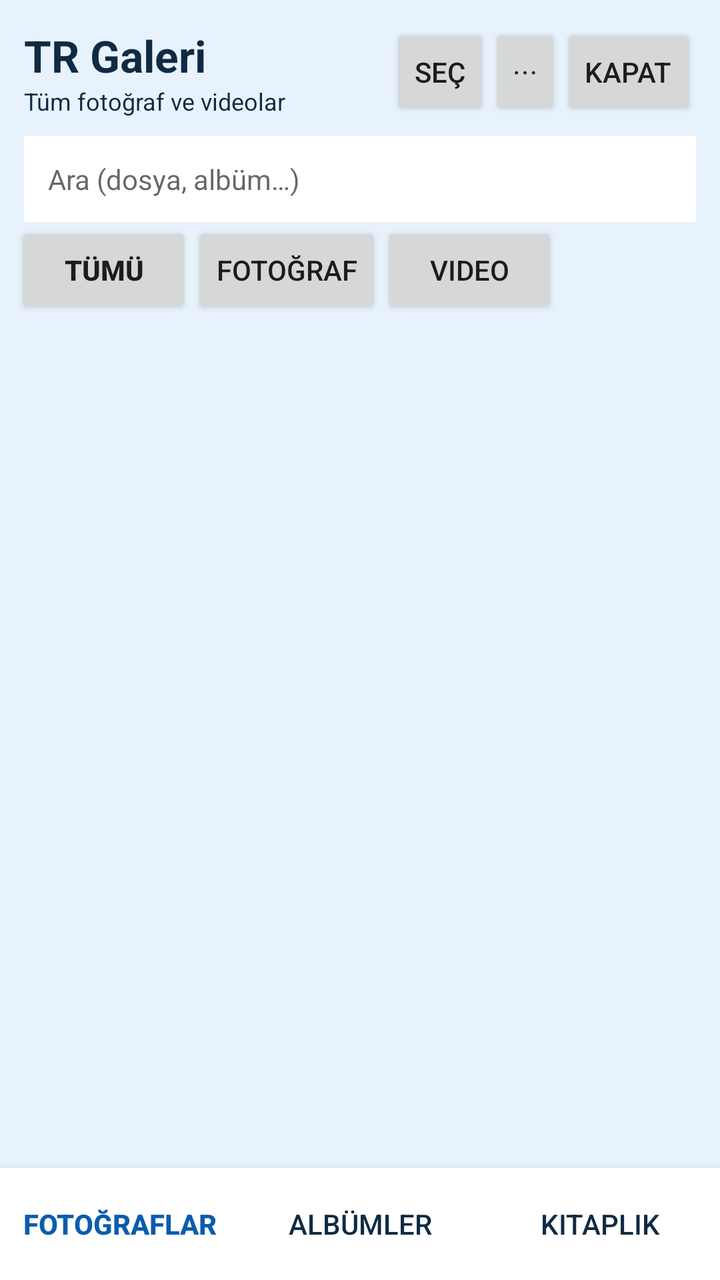
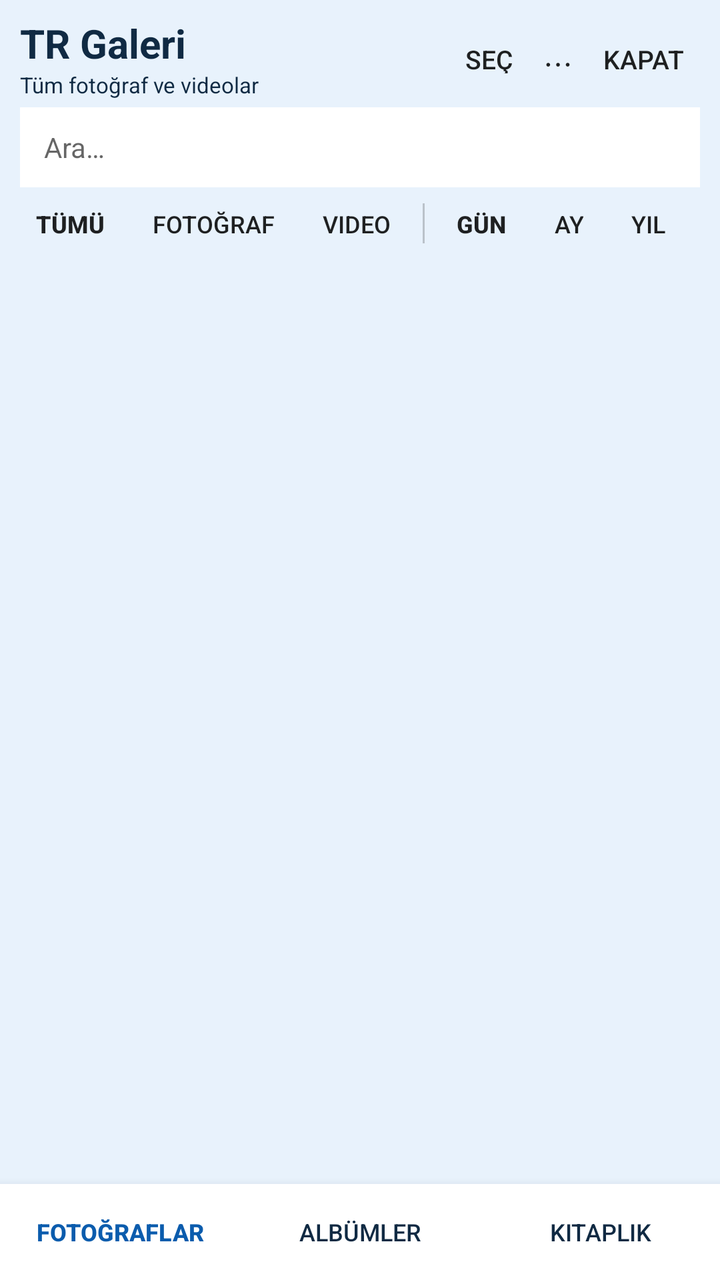

Screens rendered from an Android XML layout before and after an edit, with the pre-edit source and the edit as a unified diff.
<!-- AndroidManifest.xml: activity theme Theme.TRDriver -->
<!-- res/layout/activity_photos_library.xml -->
<?xml version="1.0" encoding="utf-8"?>
<LinearLayout xmlns:android="http://schemas.android.com/apk/res/android"
    android:layout_width="match_parent"
    android:layout_height="match_parent"
    android:background="@color/tr_sky"
    android:orientation="vertical">

    <LinearLayout
        android:layout_width="match_parent"
        android:layout_height="wrap_content"
        android:gravity="center_vertical"
        android:orientation="horizontal"
        android:paddingHorizontal="12dp"
        android:paddingTop="12dp"
        android:paddingBottom="4dp">

        <LinearLayout
            android:layout_width="0dp"
            android:layout_height="wrap_content"
            android:layout_weight="1"
            android:orientation="vertical">

            <TextView
                android:id="@+id/photosTitle"
                android:layout_width="match_parent"
                android:layout_height="wrap_content"
                android:text="@string/gallery_launcher_name"
                android:textColor="@color/tr_ink"
                android:textSize="22sp"
                android:textStyle="bold" />

            <TextView
                android:id="@+id/photosSubtitle"
                android:layout_width="match_parent"
                android:layout_height="wrap_content"
                android:ellipsize="end"
                android:maxLines="1"
                android:text="Tüm fotoğraf ve videolar"
                android:textColor="@color/tr_ink"
                android:textSize="12sp" />
        </LinearLayout>

        <Button
            android:id="@+id/btnPhotosSelect"
            android:layout_width="wrap_content"
            android:layout_height="wrap_content"
            android:minWidth="0dp"
            android:text="Seç" />

        <Button
            android:id="@+id/btnPhotosMore"
            android:layout_width="wrap_content"
            android:layout_height="wrap_content"
            android:minWidth="0dp"
            android:text="⋯" />

        <Button
            android:id="@+id/btnPhotosClose"
            android:layout_width="wrap_content"
            android:layout_height="wrap_content"
            android:minWidth="0dp"
            android:text="Kapat" />
    </LinearLayout>

    <EditText
        android:id="@+id/photosSearch"
        android:layout_width="match_parent"
        android:layout_height="wrap_content"
        android:layout_marginHorizontal="12dp"
        android:layout_marginTop="4dp"
        android:background="@android:color/white"
        android:hint="Ara (dosya, albüm…)"
        android:imeOptions="actionSearch"
        android:inputType="text"
        android:maxLines="1"
        android:padding="12dp"
        android:textColor="@color/tr_ink"
        android:textSize="14sp" />

    <TextView
        android:id="@+id/galleryBackupChip"
        android:layout_width="match_parent"
        android:layout_height="wrap_content"
        android:layout_marginHorizontal="12dp"
        android:layout_marginTop="6dp"
        android:background="@android:color/white"
        android:ellipsize="end"
        android:maxLines="1"
        android:paddingHorizontal="12dp"
        android:paddingVertical="8dp"
        android:text="Yedek: Wi‑Fi"
        android:textColor="@color/tr_ink"
        android:textSize="12sp"
        android:visibility="gone" />

    
    <LinearLayout
        android:id="@+id/legacyTabs"
        android:layout_width="match_parent"
        android:layout_height="0dp"
        android:orientation="horizontal"
        android:visibility="gone">

        <Button android:id="@+id/tabPhotos" android:layout_width="0dp" android:layout_height="wrap_content" android:layout_weight="1" android:text="Fotoğraflar" />
        <Button android:id="@+id/tabAlbums" android:layout_width="0dp" android:layout_height="wrap_content" android:layout_weight="1" android:text="Albümler" />
        <Button android:id="@+id/tabCloud" android:layout_width="0dp" android:layout_height="wrap_content" android:layout_weight="1" android:text="Bulut" />
    </LinearLayout>

    <HorizontalScrollView
        android:id="@+id/filterScroll"
        android:layout_width="match_parent"
        android:layout_height="wrap_content"
        android:paddingHorizontal="8dp"
        android:scrollbars="none">

        <LinearLayout
            android:layout_width="wrap_content"
            android:layout_height="wrap_content"
            android:gravity="center_vertical"
            android:orientation="horizontal">

            <Button
                android:id="@+id/filterAll"
                android:layout_width="wrap_content"
                android:layout_height="wrap_content"
                android:text="Tümü"
                android:textStyle="bold" />

            <Button
                android:id="@+id/filterPhotos"
                android:layout_width="wrap_content"
                android:layout_height="wrap_content"
                android:text="Fotoğraf" />

            <Button
                android:id="@+id/filterVideos"
                android:layout_width="wrap_content"
                android:layout_height="wrap_content"
                android:text="Video" />
        </LinearLayout>
    </HorizontalScrollView>

    <FrameLayout
        android:layout_width="match_parent"
        android:layout_height="0dp"
        android:layout_weight="1">

        <androidx.recyclerview.widget.RecyclerView
            android:id="@+id/photosGrid"
            android:layout_width="match_parent"
            android:layout_height="match_parent"
            android:clipToPadding="false"
            android:padding="2dp" />

        <LinearLayout
            android:id="@+id/galleryEmpty"
            android:layout_width="match_parent"
            android:layout_height="match_parent"
            android:gravity="center"
            android:orientation="vertical"
            android:padding="32dp"
            android:visibility="gone">

            <TextView
                android:id="@+id/galleryEmptyTitle"
                android:layout_width="wrap_content"
                android:layout_height="wrap_content"
                android:gravity="center"
                android:text="Henüz fotoğraf yok"
                android:textColor="@color/tr_ink"
                android:textSize="18sp"
                android:textStyle="bold" />

            <TextView
                android:id="@+id/galleryEmptyBody"
                android:layout_width="wrap_content"
                android:layout_height="wrap_content"
                android:layout_marginTop="8dp"
                android:gravity="center"
                android:text="Galeri izni verin veya Wi‑Fi ile yedeklemeyi açın."
                android:textColor="@color/tr_ink"
                android:textSize="14sp" />
        </LinearLayout>

        <ProgressBar
            android:id="@+id/photosProgress"
            android:layout_width="48dp"
            android:layout_height="48dp"
            android:layout_gravity="center"
            android:visibility="gone" />
    </FrameLayout>

    
    <HorizontalScrollView
        android:id="@+id/selectionBarScroll"
        android:layout_width="match_parent"
        android:layout_height="wrap_content"
        android:background="@android:color/white"
        android:elevation="6dp"
        android:scrollbars="none"
        android:visibility="gone">

        <LinearLayout
            android:id="@+id/selectionBar"
            android:layout_width="wrap_content"
            android:layout_height="wrap_content"
            android:gravity="center_vertical"
            android:orientation="horizontal"
            android:padding="8dp">

            <TextView
                android:id="@+id/selectionCount"
                android:layout_width="wrap_content"
                android:layout_height="wrap_content"
                android:minWidth="72dp"
                android:paddingStart="6dp"
                android:paddingEnd="8dp"
                android:text="0 seçili"
                android:textColor="@color/tr_ink"
                android:textStyle="bold" />

            <Button android:id="@+id/btnSelectAll" android:layout_width="wrap_content" android:layout_height="wrap_content" android:text="Tümü" />
            <Button android:id="@+id/btnShareSelected" android:layout_width="wrap_content" android:layout_height="wrap_content" android:text="Paylaş" />
            <Button android:id="@+id/btnUploadSelected" android:layout_width="wrap_content" android:layout_height="wrap_content" android:text="Buluta" />
            <Button android:id="@+id/btnOpenSelected" android:layout_width="wrap_content" android:layout_height="wrap_content" android:text="Aç" />
            <Button android:id="@+id/btnInfoSelected" android:layout_width="wrap_content" android:layout_height="wrap_content" android:text="Bilgi" />
            <Button android:id="@+id/btnDeleteSelected" android:layout_width="wrap_content" android:layout_height="wrap_content" android:text="Sil" />
            <Button android:id="@+id/btnCancelSelect" android:layout_width="wrap_content" android:layout_height="wrap_content" android:text="İptal" />
        </LinearLayout>
    </HorizontalScrollView>

    <LinearLayout
        android:id="@+id/galleryBottomNav"
        android:layout_width="match_parent"
        android:layout_height="wrap_content"
        android:background="@android:color/white"
        android:elevation="8dp"
        android:orientation="horizontal"
        android:paddingVertical="4dp">

        <Button
            android:id="@+id/navPhotos"
            android:layout_width="0dp"
            android:layout_height="wrap_content"
            android:layout_weight="1"
            android:background="@android:color/transparent"
            android:text="Fotoğraflar"
            android:textColor="@color/tr_blue"
            android:textStyle="bold" />

        <Button
            android:id="@+id/navAlbums"
            android:layout_width="0dp"
            android:layout_height="wrap_content"
            android:layout_weight="1"
            android:background="@android:color/transparent"
            android:text="Albümler"
            android:textColor="@color/tr_ink" />

        <Button
            android:id="@+id/navLibrary"
            android:layout_width="0dp"
            android:layout_height="wrap_content"
            android:layout_weight="1"
            android:background="@android:color/transparent"
            android:text="Kitaplık"
            android:textColor="@color/tr_ink" />
    </LinearLayout>
</LinearLayout>
<!-- resources referenced by this layout -->
<resources>
  <color name="tr_blue">#0B5CAD</color>
  <color name="tr_ink">#102A43</color>
  <color name="tr_sky">#E8F2FC</color>
  <string name="gallery_launcher_name">TR Galeri</string>
  <style name="Theme.TRDriver" parent="Theme.MaterialComponents.Light.NoActionBar">
          <item name="colorPrimary">@color/tr_blue</item>
          <item name="colorPrimaryVariant">@color/tr_blue_dark</item>
          <item name="colorOnPrimary">@color/tr_white</item>
          <item name="android:statusBarColor">@color/tr_blue_dark</item>
          <item name="android:windowBackground">@color/tr_sky</item>
      </style>
  <color name="tr_blue_dark">#083F78</color>
  <color name="tr_white">#FFFFFF</color>
</resources>

<!-- the commit's change to res/layout/activity_photos_library.xml (unified diff, before → after) -->
@@ -10,9 +10,9 @@
         android:layout_height="wrap_content"
         android:gravity="center_vertical"
         android:orientation="horizontal"
-        android:paddingHorizontal="12dp"
-        android:paddingTop="12dp"
-        android:paddingBottom="4dp">
+        android:paddingHorizontal="10dp"
+        android:paddingTop="8dp"
+        android:paddingBottom="2dp">
 
         <LinearLayout
             android:layout_width="0dp"
@@ -24,9 +24,11 @@
                 android:id="@+id/photosTitle"
                 android:layout_width="match_parent"
                 android:layout_height="wrap_content"
+                android:ellipsize="end"
+                android:maxLines="1"
                 android:text="@string/gallery_launcher_name"
                 android:textColor="@color/tr_ink"
-                android:textSize="22sp"
+                android:textSize="20sp"
                 android:textStyle="bold" />
 
             <TextView
@@ -37,43 +39,52 @@
                 android:maxLines="1"
                 android:text="Tüm fotoğraf ve videolar"
                 android:textColor="@color/tr_ink"
-                android:textSize="12sp" />
+                android:textSize="11sp" />
         </LinearLayout>
 
         <Button
             android:id="@+id/btnPhotosSelect"
+            style="?android:attr/borderlessButtonStyle"
             android:layout_width="wrap_content"
-            android:layout_height="wrap_content"
+            android:layout_height="36dp"
             android:minWidth="0dp"
-            android:text="Seç" />
+            android:paddingHorizontal="8dp"
+            android:text="Seç"
+            android:textSize="13sp" />
 
         <Button
             android:id="@+id/btnPhotosMore"
+            style="?android:attr/borderlessButtonStyle"
             android:layout_width="wrap_content"
-            android:layout_height="wrap_content"
+            android:layout_height="36dp"
             android:minWidth="0dp"
-            android:text="⋯" />
+            android:paddingHorizontal="8dp"
+            android:text="⋯"
+            android:textSize="16sp" />
 
         <Button
             android:id="@+id/btnPhotosClose"
+            style="?android:attr/borderlessButtonStyle"
             android:layout_width="wrap_content"
-            android:layout_height="wrap_content"
+            android:layout_height="36dp"
             android:minWidth="0dp"
-            android:text="Kapat" />
+            android:paddingHorizontal="8dp"
+            android:text="Kapat"
+            android:textSize="13sp" />
     </LinearLayout>
 
     <EditText
         android:id="@+id/photosSearch"
         android:layout_width="match_parent"
-        android:layout_height="wrap_content"
-        android:layout_marginHorizontal="12dp"
-        android:layout_marginTop="4dp"
+        android:layout_height="40dp"
+        android:layout_marginHorizontal="10dp"
+        android:layout_marginTop="2dp"
         android:background="@android:color/white"
-        android:hint="Ara (dosya, albüm…)"
+        android:hint="Ara…"
         android:imeOptions="actionSearch"
         android:inputType="text"
         android:maxLines="1"
-        android:padding="12dp"
+        android:paddingHorizontal="12dp"
         android:textColor="@color/tr_ink"
         android:textSize="14sp" />
 
@@ -81,19 +92,18 @@
         android:id="@+id/galleryBackupChip"
         android:layout_width="match_parent"
         android:layout_height="wrap_content"
-        android:layout_marginHorizontal="12dp"
-        android:layout_marginTop="6dp"
+        android:layout_marginHorizontal="10dp"
+        android:layout_marginTop="4dp"
         android:background="@android:color/white"
         android:ellipsize="end"
         android:maxLines="1"
-        android:paddingHorizontal="12dp"
-        android:paddingVertical="8dp"
+        android:paddingHorizontal="10dp"
+        android:paddingVertical="6dp"
         android:text="Yedek: Wi‑Fi"
         android:textColor="@color/tr_ink"
-        android:textSize="12sp"
+        android:textSize="11sp"
         android:visibility="gone" />
 
-    
     <LinearLayout
         android:id="@+id/legacyTabs"
         android:layout_width="match_parent"
@@ -110,7 +120,7 @@
         android:id="@+id/filterScroll"
         android:layout_width="match_parent"
         android:layout_height="wrap_content"
-        android:paddingHorizontal="8dp"
+        android:paddingHorizontal="6dp"
         android:scrollbars="none">
 
         <LinearLayout
@@ -121,22 +131,65 @@
 
             <Button
                 android:id="@+id/filterAll"
-                android:layout_width="wrap_content"
-                android:layout_height="wrap_content"
+                style="?android:attr/borderlessButtonStyle"
+                android:layout_width="wrap_content"
+                android:layout_height="36dp"
+                android:minWidth="0dp"
                 android:text="Tümü"
+                android:textSize="12sp"
                 android:textStyle="bold" />
 
             <Button
                 android:id="@+id/filterPhotos"
-                android:layout_width="wrap_content"
-                android:layout_height="wrap_content"
-                android:text="Fotoğraf" />
+                style="?android:attr/borderlessButtonStyle"
+                android:layout_width="wrap_content"
+                android:layout_height="36dp"
+                android:minWidth="0dp"
+                android:text="Fotoğraf"
+                android:textSize="12sp" />
 
             <Button
                 android:id="@+id/filterVideos"
-                android:layout_width="wrap_content"
-                android:layout_height="wrap_content"
-                android:text="Video" />
+                style="?android:attr/borderlessButtonStyle"
+                android:layout_width="wrap_content"
+                android:layout_height="36dp"
+                android:minWidth="0dp"
+                android:text="Video"
+                android:textSize="12sp" />
+
+            <View
+                android:layout_width="1dp"
+                android:layout_height="20dp"
+                android:layout_marginHorizontal="4dp"
+                android:background="#33000000" />
+
+            <Button
+                android:id="@+id/zoomDay"
+                style="?android:attr/borderlessButtonStyle"
+                android:layout_width="wrap_content"
+                android:layout_height="36dp"
+                android:minWidth="0dp"
+                android:text="Gün"
+                android:textSize="12sp"
+                android:textStyle="bold" />
+
+            <Button
+                android:id="@+id/zoomMonth"
+                style="?android:attr/borderlessButtonStyle"
+                android:layout_width="wrap_content"
+                android:layout_height="36dp"
+                android:minWidth="0dp"
+                android:text="Ay"
+                android:textSize="12sp" />
+
+            <Button
+                android:id="@+id/zoomYear"
+                style="?android:attr/borderlessButtonStyle"
+                android:layout_width="wrap_content"
+                android:layout_height="36dp"
+                android:minWidth="0dp"
+                android:text="Yıl"
+                android:textSize="12sp" />
         </LinearLayout>
     </HorizontalScrollView>
 
@@ -150,7 +203,21 @@
             android:layout_width="match_parent"
             android:layout_height="match_parent"
             android:clipToPadding="false"
-            android:padding="2dp" />
+            android:padding="1dp"
+            android:paddingTop="28dp" />
+
+        <TextView
+            android:id="@+id/stickyTimelineHeader"
+            android:layout_width="match_parent"
+            android:layout_height="28dp"
+            android:background="#F2F6FB"
+            android:elevation="4dp"
+            android:gravity="center_vertical"
+            android:paddingHorizontal="12dp"
+            android:textColor="@color/tr_ink"
+            android:textSize="13sp"
+            android:textStyle="bold"
+            android:visibility="gone" />
 
         <LinearLayout
             android:id="@+id/galleryEmpty"
@@ -191,79 +258,86 @@
     </FrameLayout>
 
     
-    <HorizontalScrollView
-        android:id="@+id/selectionBarScroll"
+    <FrameLayout
         android:layout_width="match_parent"
         android:layout_height="wrap_content"
         android:background="@android:color/white"
-        android:elevation="6dp"
-        android:scrollbars="none"
-        android:visibility="gone">
+        android:elevation="8dp">
 
         <LinearLayout
-            android:id="@+id/selectionBar"
-            android:layout_width="wrap_content"
+            android:id="@+id/galleryBottomNav"
+            android:layout_width="match_parent"
             android:layout_height="wrap_content"
-            android:gravity="center_vertical"
             android:orientation="horizontal"
-            android:padding="8dp">
-
-            <TextView
-                android:id="@+id/selectionCount"
-                android:layout_width="wrap_content"
-                android:layout_height="wrap_content"
-                android:minWidth="72dp"
-                android:paddingStart="6dp"
-                android:paddingEnd="8dp"
-                android:text="0 seçili"
-                android:textColor="@color/tr_ink"
-                android:textStyle="bold" />
-
-            <Button android:id="@+id/btnSelectAll" android:layout_width="wrap_content" android:layout_height="wrap_content" android:text="Tümü" />
-            <Button android:id="@+id/btnShareSelected" android:layout_width="wrap_content" android:layout_height="wrap_content" android:text="Paylaş" />
-            <Button android:id="@+id/btnUploadSelected" android:layout_width="wrap_content" android:layout_height="wrap_content" android:text="Buluta" />
-            <Button android:id="@+id/btnOpenSelected" android:layout_width="wrap_content" android:layout_height="wrap_content" android:text="Aç" />
-            <Button android:id="@+id/btnInfoSelected" android:layout_width="wrap_content" android:layout_height="wrap_content" android:text="Bilgi" />
-            <Button android:id="@+id/btnDeleteSelected" android:layout_width="wrap_content" android:layout_height="wrap_content" android:text="Sil" />
-            <Button android:id="@+id/btnCancelSelect" android:layout_width="wrap_content" android:layout_height="wrap_content" android:text="İptal" />
+            android:paddingVertical="2dp">
+
+            <Button
+                android:id="@+id/navPhotos"
+                style="?android:attr/borderlessButtonStyle"
+                android:layout_width="0dp"
+                android:layout_height="44dp"
+                android:layout_weight="1"
+                android:text="Fotoğraflar"
+                android:textColor="@color/tr_blue"
+                android:textSize="12sp"
+                android:textStyle="bold" />
+
+            <Button
+                android:id="@+id/navAlbums"
+                style="?android:attr/borderlessButtonStyle"
+                android:layout_width="0dp"
+                android:layout_height="44dp"
+                android:layout_weight="1"
+                android:text="Albümler"
+                android:textColor="@color/tr_ink"
+                android:textSize="12sp" />
+
+            <Button
+                android:id="@+id/navLibrary"
+                style="?android:attr/borderlessButtonStyle"
+                android:layout_width="0dp"
+                android:layout_height="44dp"
+                android:layout_weight="1"
+                android:text="Kitaplık"
+                android:textColor="@color/tr_ink"
+                android:textSize="12sp" />
         </LinearLayout>
-    </HorizontalScrollView>
-
-    <LinearLayout
-        android:id="@+id/galleryBottomNav"
-        android:layout_width="match_parent"
-        android:layout_height="wrap_content"
-        android:background="@android:color/white"
-        android:elevation="8dp"
-        android:orientation="horizontal"
-        android:paddingVertical="4dp">
-
-        <Button
-            android:id="@+id/navPhotos"
-            android:layout_width="0dp"
+
+        <HorizontalScrollView
+            android:id="@+id/selectionBarScroll"
+            android:layout_width="match_parent"
             android:layout_height="wrap_content"
-            android:layout_weight="1"
-            android:background="@android:color/transparent"
-            android:text="Fotoğraflar"
-            android:textColor="@color/tr_blue"
-            android:textStyle="bold" />
-
-        <Button
-            android:id="@+id/navAlbums"
-            android:layout_width="0dp"
-            android:layout_height="wrap_content"
-            android:layout_weight="1"
-            android:background="@android:color/transparent"
-            android:text="Albümler"
-            android:textColor="@color/tr_ink" />
-
-        <Button
-            android:id="@+id/navLibrary"
-            android:layout_width="0dp"
-            android:layout_height="wrap_content"
-            android:layout_weight="1"
-            android:background="@android:color/transparent"
-            android:text="Kitaplık"
-            android:textColor="@color/tr_ink" />
-    </LinearLayout>
+            android:background="@android:color/white"
+            android:scrollbars="none"
+            android:visibility="gone">
+
+            <LinearLayout
+                android:id="@+id/selectionBar"
+                android:layout_width="wrap_content"
+                android:layout_height="48dp"
+                android:gravity="center_vertical"
+                android:orientation="horizontal"
+                android:paddingHorizontal="4dp">
+
+                <TextView
+                    android:id="@+id/selectionCount"
+                    android:layout_width="wrap_content"
+                    android:layout_height="wrap_content"
+                    android:minWidth="64dp"
+                    android:paddingHorizontal="6dp"
+                    android:text="0 seçili"
+                    android:textColor="@color/tr_ink"
+                    android:textSize="12sp"
+                    android:textStyle="bold" />
+
+                <Button style="?android:attr/borderlessButtonStyle" android:id="@+id/btnSelectAll" android:layout_width="wrap_content" android:layout_height="40dp" android:minWidth="0dp" android:text="Tümü" android:textSize="12sp" />
+                <Button style="?android:attr/borderlessButtonStyle" android:id="@+id/btnShareSelected" android:layout_width="wrap_content" android:layout_height="40dp" android:minWidth="0dp" android:text="Paylaş" android:textSize="12sp" />
+                <Button style="?android:attr/borderlessButtonStyle" android:id="@+id/btnUploadSelected" android:layout_width="wrap_content" android:layout_height="40dp" android:minWidth="0dp" android:text="Buluta" android:textSize="12sp" />
+                <Button style="?android:attr/borderlessButtonStyle" android:id="@+id/btnOpenSelected" android:layout_width="wrap_content" android:layout_height="40dp" android:minWidth="0dp" android:text="Aç" android:textSize="12sp" />
+                <Button style="?android:attr/borderlessButtonStyle" android:id="@+id/btnInfoSelected" android:layout_width="wrap_content" android:layout_height="40dp" android:minWidth="0dp" android:text="Bilgi" android:textSize="12sp" />
+                <Button style="?android:attr/borderlessButtonStyle" android:id="@+id/btnDeleteSelected" android:layout_width="wrap_content" android:layout_height="40dp" android:minWidth="0dp" android:text="Sil" android:textSize="12sp" />
+                <Button style="?android:attr/borderlessButtonStyle" android:id="@+id/btnCancelSelect" android:layout_width="wrap_content" android:layout_height="40dp" android:minWidth="0dp" android:text="İptal" android:textSize="12sp" />
+            </LinearLayout>
+        </HorizontalScrollView>
+    </FrameLayout>
 </LinearLayout>
